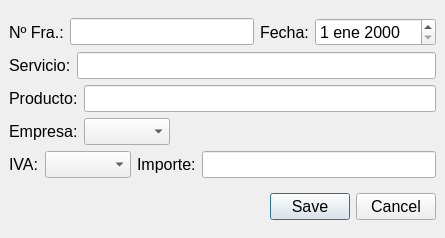
The window that src/facturas/facturas.ui (germanbravolopez/laideal) describes before a commit, drawn with Qt 5.
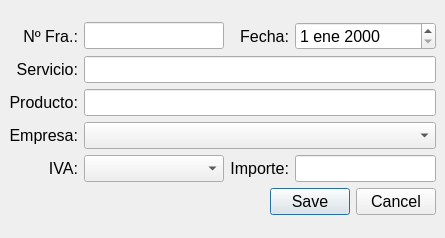
The same window after the commit.

Commit message: replace vertical and horizontal layouts with grid layout

```diff
--- a/src/facturas/facturas.ui
+++ b/src/facturas/facturas.ui
@@ -32,120 +32,108 @@
   </property>
   <widget class="QWidget" name="centralwidget">
    <layout class="QGridLayout" name="gridLayout">
-    <item row="1" column="0">
-     <widget class="QDialogButtonBox" name="buttonBox">
-      <property name="standardButtons">
-       <set>QDialogButtonBox::Cancel|QDialogButtonBox::Save</set>
-      </property>
-      <property name="centerButtons">
-       <bool>false</bool>
+    <item row="0" column="0">
+     <layout class="QGridLayout" name="gridLayout_2">
+      <item row="0" column="1">
+       <widget class="QLineEdit" name="le_fra"/>
+      </item>
+      <item row="1" column="1" colspan="3">
+       <widget class="QLineEdit" name="le_servicio"/>
+      </item>
+      <item row="4" column="0">
+       <widget class="QLabel" name="lbl_iva">
+        <property name="text">
+         <string>IVA:</string>
+        </property>
+        <property name="alignment">
+         <set>Qt::AlignRight|Qt::AlignTrailing|Qt::AlignVCenter</set>
       </property>
      </widget>
     </item>
+      <item row="0" column="3">
+       <widget class="QDateEdit" name="de_fecha"/>
+      </item>
+      <item row="3" column="0">
+       <widget class="QLabel" name="lbl_empresa">
+        <property name="text">
+         <string>Empresa:</string>
+        </property>
+        <property name="alignment">
+         <set>Qt::AlignRight|Qt::AlignTrailing|Qt::AlignVCenter</set>
+        </property>
+       </widget>
+      </item>
     <item row="0" column="0">
-     <layout class="QVBoxLayout" name="verticalLayout">
-      <item>
-       <layout class="QHBoxLayout" name="horizontalLayout">
-        <item>
          <widget class="QLabel" name="lbl_fra">
           <property name="text">
            <string>Nº Fra.:</string>
           </property>
-         </widget>
-        </item>
-        <item>
-         <widget class="QLineEdit" name="le_fra"/>
-        </item>
-        <item>
+        <property name="alignment">
+         <set>Qt::AlignRight|Qt::AlignTrailing|Qt::AlignVCenter</set>
+        </property>
+       </widget>
+      </item>
+      <item row="4" column="1">
+       <widget class="QComboBox" name="cb_iva"/>
+      </item>
+      <item row="4" column="3">
+       <widget class="QLineEdit" name="le_importe"/>
+      </item>
+      <item row="2" column="0">
+       <widget class="QLabel" name="lbl_producto">
+        <property name="text">
+         <string>Producto:</string>
+        </property>
+        <property name="alignment">
+         <set>Qt::AlignRight|Qt::AlignTrailing|Qt::AlignVCenter</set>
+        </property>
+       </widget>
+      </item>
+      <item row="0" column="2">
          <widget class="QLabel" name="lbl_fecha">
           <property name="text">
            <string>Fecha:</string>
           </property>
-         </widget>
-        </item>
-        <item>
-         <widget class="QDateEdit" name="de_fecha"/>
-        </item>
-       </layout>
-      </item>
-      <item>
-       <layout class="QHBoxLayout" name="horizontalLayout_2">
-        <item>
+        <property name="alignment">
+         <set>Qt::AlignRight|Qt::AlignTrailing|Qt::AlignVCenter</set>
+        </property>
+       </widget>
+      </item>
+      <item row="1" column="0">
          <widget class="QLabel" name="lbl_servicio">
           <property name="text">
            <string>Servicio:</string>
           </property>
-         </widget>
-        </item>
-        <item>
-         <widget class="QLineEdit" name="le_servicio"/>
-        </item>
-       </layout>
-      </item>
-      <item>
-       <layout class="QHBoxLayout" name="horizontalLayout_3">
-        <item>
-         <widget class="QLabel" name="lbl_producto">
-          <property name="text">
-           <string>Producto:</string>
+        <property name="alignment">
+         <set>Qt::AlignRight|Qt::AlignTrailing|Qt::AlignVCenter</set>
           </property>
          </widget>
         </item>
-        <item>
-         <widget class="QLineEdit" name="le_producto"/>
-        </item>
-       </layout>
-      </item>
-      <item>
-       <layout class="QHBoxLayout" name="horizontalLayout_4">
-        <item>
-         <widget class="QLabel" name="lbl_empresa">
-          <property name="text">
-           <string>Empresa:</string>
-          </property>
-         </widget>
-        </item>
-        <item>
-         <widget class="QComboBox" name="cb_empresa"/>
-        </item>
-        <item>
-         <spacer name="horizontalSpacer">
-          <property name="orientation">
-           <enum>Qt::Horizontal</enum>
-          </property>
-          <property name="sizeHint" stdset="0">
-           <size>
-            <width>40</width>
-            <height>20</height>
-           </size>
-          </property>
-         </spacer>
-        </item>
-       </layout>
-      </item>
-      <item>
-       <layout class="QHBoxLayout" name="horizontalLayout_5">
-        <item>
-         <widget class="QLabel" name="lbl_iva">
-          <property name="text">
-           <string>IVA:</string>
-          </property>
-         </widget>
-        </item>
-        <item>
-         <widget class="QComboBox" name="cb_iva"/>
-        </item>
-        <item>
+      <item row="4" column="2">
          <widget class="QLabel" name="lbl_importe">
           <property name="text">
            <string>Importe:</string>
           </property>
-         </widget>
-        </item>
-        <item>
-         <widget class="QLineEdit" name="le_importe"/>
-        </item>
-       </layout>
+        <property name="alignment">
+         <set>Qt::AlignRight|Qt::AlignTrailing|Qt::AlignVCenter</set>
+        </property>
+       </widget>
+      </item>
+      <item row="5" column="0" colspan="4">
+       <widget class="QDialogButtonBox" name="buttonBox">
+        <property name="standardButtons">
+         <set>QDialogButtonBox::Cancel|QDialogButtonBox::Save</set>
+        </property>
+        <property name="centerButtons">
+         <bool>false</bool>
+        </property>
+       </widget>
+      </item>
+      <item row="2" column="1" colspan="3">
+       <widget class="QLineEdit" name="le_producto"/>
+      </item>
+      <item row="3" column="1" colspan="3">
+       <widget class="QComboBox" name="cb_empresa"/>
       </item>
      </layout>
     </item>
```
Lines whose indentation alone changed are shown as unchanged.
